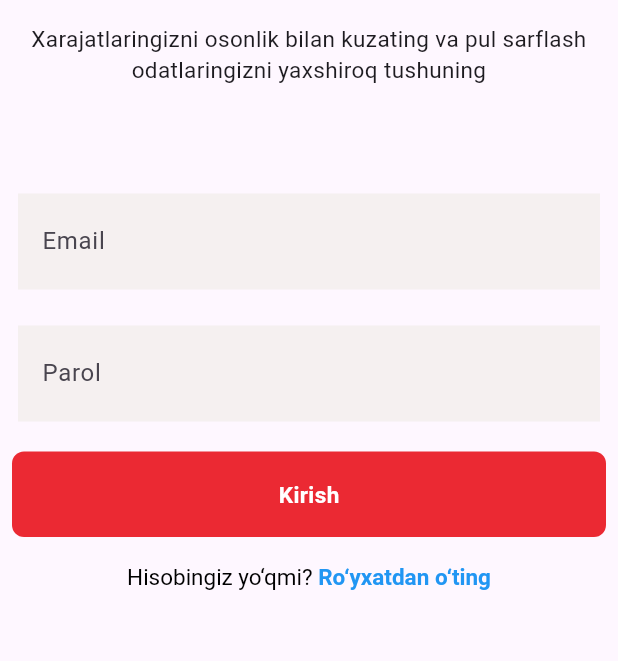
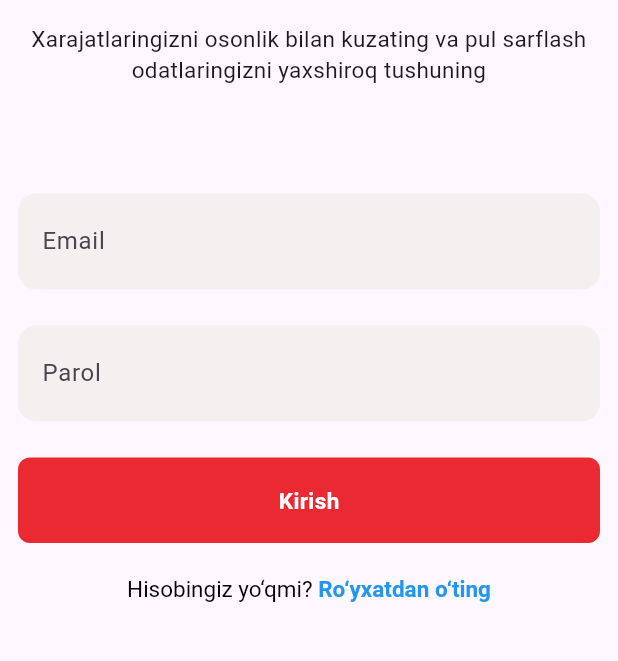
Before and after one commit to Qobil7337/expelliarmus, a Flutter app: the screen it shows after launch, on a phone screen of 412 x 824 dp, the part 126-787 px from its top. Run offline on Flutter 3.47's test engine with Material 3 defaults, Android fonts, the phone set to English and light mode, and no system bars; our stand-ins replace flutter_svg.

Commit message:
add sign in page

```diff
--- a/lib/main.dart
+++ b/lib/main.dart
@@ -1,5 +1,6 @@
-import 'package:expense_tracker/src/pages/signup/signup.dart';
 import 'package:flutter/material.dart';
+import 'src/pages/sign-in/sign-in.dart';
+import 'src/pages/sign-up/sign-up.dart';
 
 void main() {
   runApp(const MyApp());
@@ -13,9 +14,10 @@ class MyApp extends StatelessWidget {
     return MaterialApp(
       title: 'Expense tracker',
       debugShowCheckedModeBanner: false,
-      initialRoute: '/signup',
+      initialRoute: '/sign-in',
       routes: {
-        '/signup': (context) => const Signup(),
+        '/sign-in': (context) => const SignIn(),
+        '/sign-up': (context) => const SignUp()
       },
     );
   }
--- a/lib/src/pages/signup/signup.dart
+++ b/lib/src/pages/sign-in/sign-in.dart
@@ -1,8 +1,8 @@
 import 'package:flutter/gestures.dart';
 import 'package:flutter/material.dart';
 
-class Signup extends StatelessWidget {
-  const Signup({super.key});
+class SignIn extends StatelessWidget {
+  const SignIn({super.key});
 
   @override
   Widget build(BuildContext context) {
@@ -42,7 +42,10 @@ class Signup extends StatelessWidget {
                         child: TextFormField(
                           decoration: const InputDecoration(
                               hintText: 'Email',
-                              border: InputBorder.none,
+                              border: OutlineInputBorder(
+                                borderSide: BorderSide.none,
+                                borderRadius: BorderRadius.all(Radius.circular(12.0))
+                              ),
                               filled: true,
                               fillColor: Color.fromRGBO(245, 240, 240, 1.0),
                               contentPadding: EdgeInsets.symmetric(vertical: 20.0, horizontal: 12.0)
@@ -54,7 +57,10 @@ class Signup extends StatelessWidget {
                         child: TextFormField(
                           decoration: const InputDecoration(
                               hintText: 'Parol',
-                              border: InputBorder.none,
+                              border: OutlineInputBorder(
+                                  borderSide: BorderSide.none,
+                                  borderRadius: BorderRadius.all(Radius.circular(12.0))
+                              ),
                               filled: true,
                               fillColor: Color.fromRGBO(245, 240, 240, 1.0),
                               contentPadding: EdgeInsets.symmetric(vertical: 20.0, horizontal: 12.0)
@@ -65,7 +71,7 @@ class Signup extends StatelessWidget {
                   )
               ),
               Padding(
-                padding: const EdgeInsets.all(8.0),
+                padding: const EdgeInsets.all(12.0),
                 child: GestureDetector(
                   onTap: () {},
                   child: Container(
@@ -107,7 +113,7 @@ class Signup extends StatelessWidget {
                         ),
                         recognizer: TapGestureRecognizer()
                           ..onTap = () {
-                            Navigator.pushNamed(context, '/login');
+                            Navigator.pushNamed(context, '/sign-up');
                           }
                       )
                     ]
```
Also changed, not shown: lib/src/pages/sign-up/sign-up.dart (added, +138 -0 lines).
